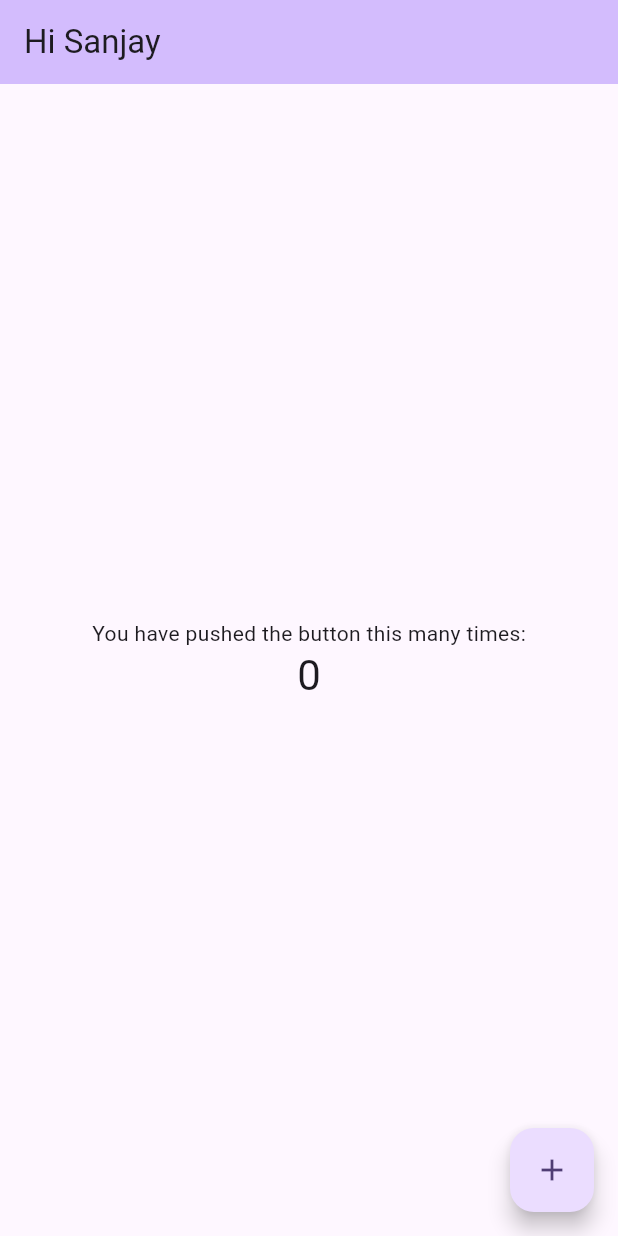
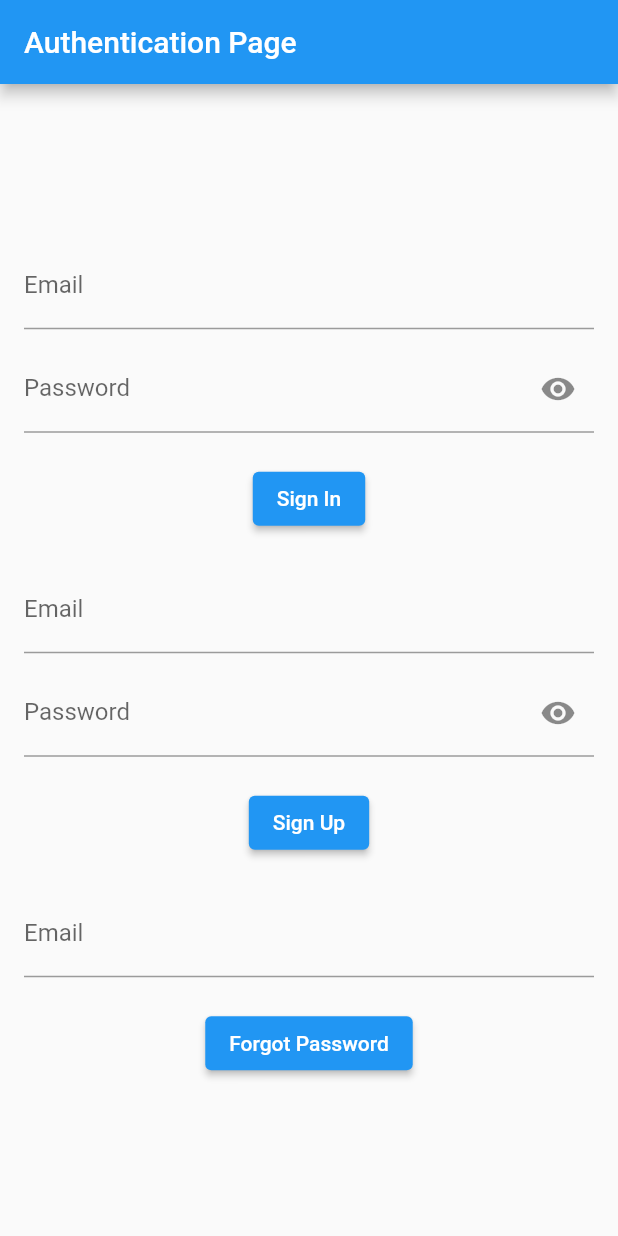
Before and after one commit to Sanjayprakash-p/authentication, a Flutter app: the screen it shows after launch, on a phone screen of 412 x 824 dp. Run offline on Flutter 3.47's test engine with Material 2 defaults, Android fonts, the phone set to English and light mode, and no system bars.

Commit message:
Authentication

```diff
--- a/lib/main.dart
+++ b/lib/main.dart
@@ -1,68 +1,187 @@
 import 'package:flutter/material.dart';
 
-void main() {
-  runApp(const MyApp());
-}
+void main() => runApp(MyApp());
 
 class MyApp extends StatelessWidget {
-  const MyApp({super.key});
   @override
   Widget build(BuildContext context) {
     return MaterialApp(
-      title: 'Flutter Demo',
-      theme: ThemeData(
-        colorScheme: ColorScheme.fromSeed(seedColor: Colors.deepPurple),
-        useMaterial3: true,
-      ),
-      home: const MyHomePage(title: 'Hi Sanjay'),
+      home: AuthenticationPage(),
     );
   }
 }
 
-class MyHomePage extends StatefulWidget {
-  const MyHomePage({super.key, required this.title});
-
-  final String title;
-
+class AuthenticationPage extends StatefulWidget {
   @override
-  State<MyHomePage> createState() => _MyHomePageState();
+  _AuthenticationPageState createState() => _AuthenticationPageState();
 }
 
-class _MyHomePageState extends State<MyHomePage> {
-  int _counter = 0;
+class _AuthenticationPageState extends State<AuthenticationPage> {
+  final GlobalKey<FormState> _formKeySignIn = GlobalKey<FormState>();
+  final GlobalKey<FormState> _formKeySignUp = GlobalKey<FormState>();
+  final GlobalKey<FormState> _formKeyForgotPassword = GlobalKey<FormState>();
 
-  void _incrementCounter() {
+  final TextEditingController _emailController = TextEditingController();
+  final TextEditingController _passwordController = TextEditingController();
+
+  bool _obscurePassword = true;
+
+  void _togglePasswordVisibility() {
     setState(() {
-      _counter + 2;
+      _obscurePassword = !_obscurePassword;
     });
+  }
+
+  void _signIn() {
+    if (_formKeySignIn.currentState!.validate()) {}
+  }
+
+  void _signUp() {
+    if (_formKeySignUp.currentState!.validate()) {}
+  }
+
+  void _forgotPassword() {
+    if (_formKeyForgotPassword.currentState!.validate()) {}
   }
 
   @override
   Widget build(BuildContext context) {
     return Scaffold(
       appBar: AppBar(
-        backgroundColor: Theme.of(context).colorScheme.inversePrimary,
-        title: Text(widget.title),
+        title: const Text('Authentication Page'),
       ),
-      body: Center(
+      body: Padding(
+        padding: const EdgeInsets.all(16.0),
         child: Column(
+          crossAxisAlignment: CrossAxisAlignment.stretch,
           mainAxisAlignment: MainAxisAlignment.center,
-          children: <Widget>[
-            const Text(
-              'You have pushed the button this many times:',
+          children: [
+            // Sign In Form
+            Form(
+              key: _formKeySignIn,
+              child: Column(
+                children: [
+                  TextFormField(
+                    controller: _emailController,
+                    keyboardType: TextInputType.emailAddress,
+                    decoration: const InputDecoration(labelText: 'Email'),
+                    validator: (value) {
+                      if (value == null || value.isEmpty) {
+                        return 'Please enter your email';
+                      }
+                      // You can add more complex email validation logic here
+                      return null;
+                    },
+                  ),
+                  const SizedBox(height: 10),
+                  TextFormField(
+                    controller: _passwordController,
+                    obscureText: _obscurePassword,
+                    decoration: InputDecoration(
+                      labelText: 'Password',
+                      suffixIcon: IconButton(
+                        icon: Icon(
+                          _obscurePassword
+                              ? Icons.visibility
+                              : Icons.visibility_off,
+                        ),
+                        onPressed: _togglePasswordVisibility,
+                      ),
+                    ),
+                    validator: (value) {
+                      if (value == null || value.isEmpty) {
+                        return 'Please enter your password';
+                      }
+                      // You can add more complex password validation logic here
+                      return null;
+                    },
+                  ),
+                  const SizedBox(height: 20),
+                  ElevatedButton(
+                    onPressed: _signIn,
+                    child: const Text('Sign In'),
+                  ),
+                ],
+              ),
             ),
-            Text(
-              '$_counter',
-              style: Theme.of(context).textTheme.headlineMedium,
+            const SizedBox(height: 20),
+            // Sign Up Form
+            Form(
+              key: _formKeySignUp,
+              child: Column(
+                children: [
+                  TextFormField(
+                    controller: _emailController,
+                    keyboardType: TextInputType.emailAddress,
+                    decoration: const InputDecoration(labelText: 'Email'),
+                    validator: (value) {
+                      if (value == null || value.isEmpty) {
+                        return 'Please enter your email';
+                      }
+                      // You can add more complex email validation logic here
+                      return null;
+                    },
+                  ),
+                  const SizedBox(height: 10),
+                  TextFormField(
+                    controller: _passwordController,
+                    obscureText: _obscurePassword,
+                    decoration: InputDecoration(
+                      labelText: 'Password',
+                      suffixIcon: IconButton(
+                        icon: Icon(
+                          _obscurePassword
+                              ? Icons.visibility
+                              : Icons.visibility_off,
+                        ),
+                        onPressed: _togglePasswordVisibility,
+                      ),
+                    ),
+                    validator: (value) {
+                      if (value == null || value.isEmpty) {
+                        return 'Please enter your password';
+                      }
+                      // You can add more complex password validation logic here
+                      return null;
+                    },
+                  ),
+                  const SizedBox(height: 20),
+                  ElevatedButton(
+                    onPressed: _signUp,
+                    child: const Text('Sign Up'),
+                  ),
+                ],
+              ),
+            ),
+            const SizedBox(height: 20),
+            // Forgot Password Form
+            Form(
+              key: _formKeyForgotPassword,
+              child: Column(
+                children: [
+                  TextFormField(
+                    controller: _emailController,
+                    keyboardType: TextInputType.emailAddress,
+                    decoration: const InputDecoration(labelText: 'Email'),
+                    validator: (value) {
+                      if (value == null || value.isEmpty) {
+                        return 'Please enter your email';
+                      }
+                      // You can add more complex email validation logic here
+                      return null;
+                    },
+                  ),
+                  const SizedBox(height: 20),
+                  ElevatedButton(
+                    onPressed: _forgotPassword,
+                    child: const Text('Forgot Password'),
+                  ),
+                ],
+              ),
             ),
           ],
         ),
       ),
-      floatingActionButton: FloatingActionButton(
-        onPressed: _incrementCounter,
-        tooltip: 'Increment',
-        child: const Icon(Icons.add),
-      ),
     );
   }
 }
```
Also changed, not shown: 1 other file.
